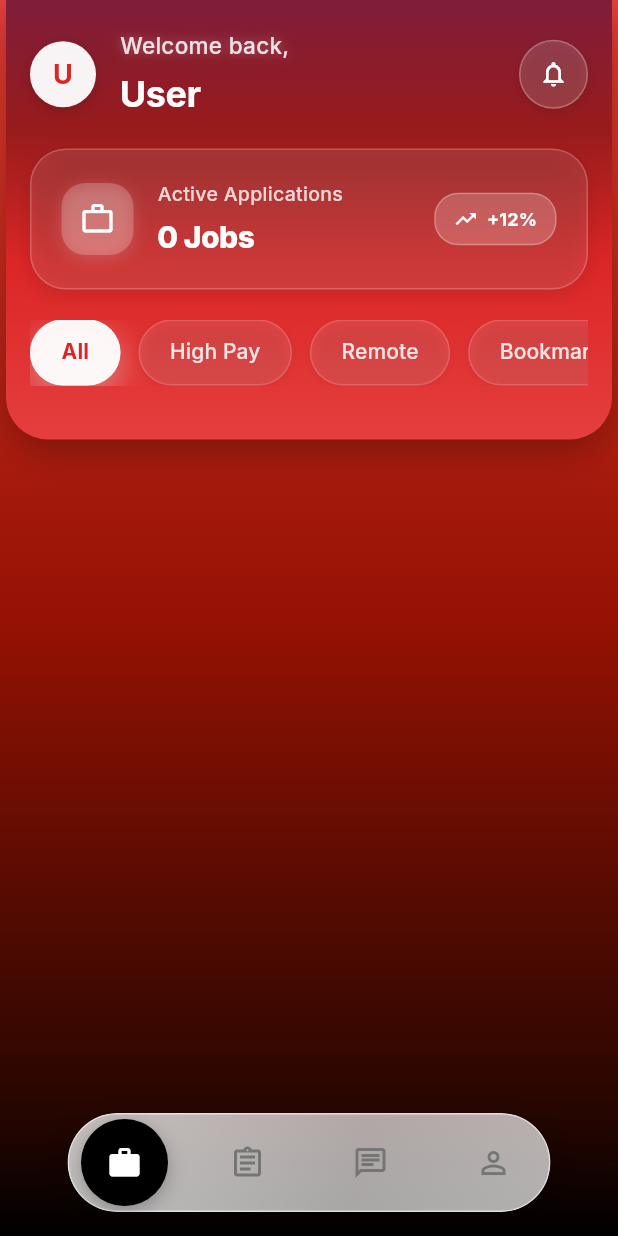
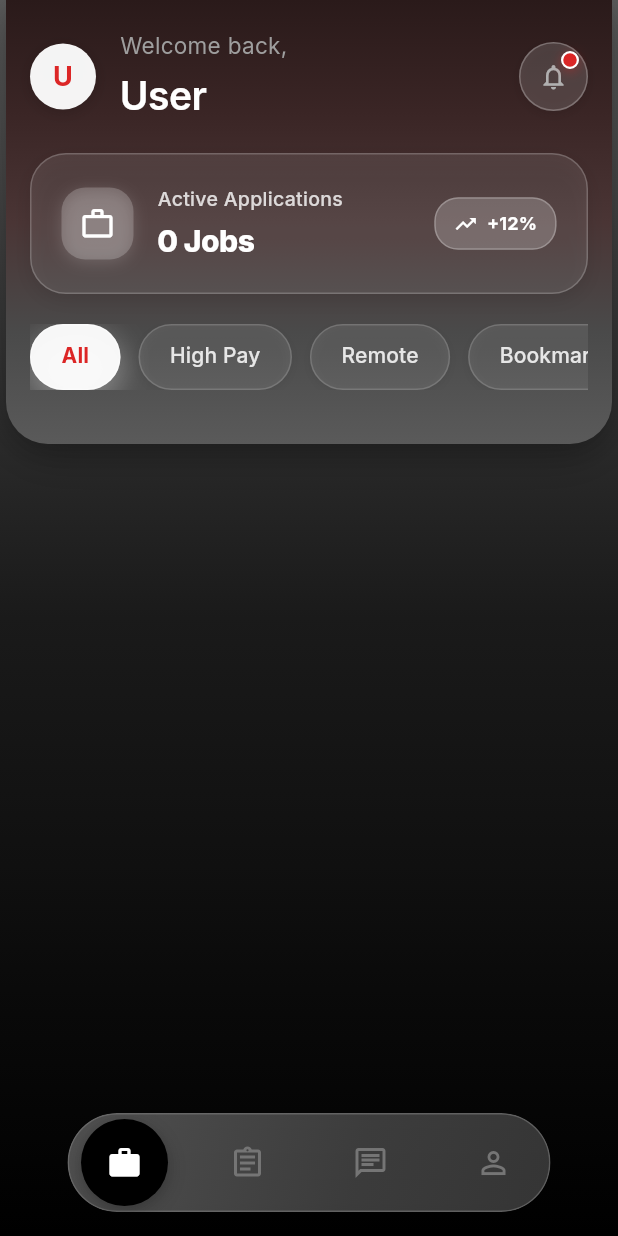
Before and after one commit to mahakaal2005/Job-app, a Flutter app: the UserHomeScreen screen opened by its route, on a phone screen of 412 x 824 dp. Run offline on Flutter 3.47's test engine with Material 3 defaults, Android fonts, the phone set to English and light mode, and no system bars; our stand-ins replace cloud_firestore, eva_icons_flutter, firebase_auth, firebase_core, firebase_messaging, flutter_dotenv and 3 more; missing offline and left inert: file_selector; accounts and stored records are empty.

Commit message:
Perfect UI found

```diff
--- a/lib/screens/main/user/user_home_screen.dart
+++ b/lib/screens/main/user/user_home_screen.dart
@@ -409,23 +409,23 @@ class _UserHomeScreenState extends State<UserHomeScreen>
       extendBodyBehindAppBar: true,
       drawer: _buildDrawer(),
       body: Container(
-        // Seamless blending - EXACTLY like green app's perfect flow
+        // Synchronized gradient - seamless flow from header bottom to black (like green app)
         decoration: BoxDecoration(
           gradient: LinearGradient(
             begin: Alignment.topCenter,
             end: Alignment.bottomCenter,
             colors: [
-              AppColors.accentDeep,        // Medium red (matches header bottom exactly)
-              const Color(0xFFD73527),     // Slightly darker red
-              const Color(0xFFCA2E20),     // Darker red
-              const Color(0xFFBD2719),     // Even darker red
-              const Color(0xFFB02012),     // Deep red
-              const Color(0xFFA3190B),     // Very deep red
-              const Color(0xFF961204),     // Dark red-brown
-              const Color(0xFF7A0F03),     // Very dark red
-              const Color(0xFF5E0C02),     // Almost black red
-              const Color(0xFF420901),     // Nearly black
-              const Color(0xFF260600),     // Very dark
+              const Color(0xFF5A5A5A),     // Light gray (MATCHES header bottom exactly)
+              const Color(0xFF505050),     // Slightly darker gray
+              const Color(0xFF454545),     // Medium gray
+              const Color(0xFF3A3A3A),     // Darker gray
+              const Color(0xFF303030),     // Even darker gray
+              const Color(0xFF252525),     // Deep gray
+              const Color(0xFF1A1A1A),     // Very deep gray
+              const Color(0xFF151515),     // Dark gray-black
+              const Color(0xFF101010),     // Very dark gray
+              const Color(0xFF0A0A0A),     // Almost black gray
+              const Color(0xFF050505),     // Nearly black
               AppColors.background,        // Pure black at bottom
             ],
             stops: const [0.0, 0.08, 0.16, 0.24, 0.32, 0.4, 0.5, 0.6, 0.7, 0.8, 0.9, 1.0],
@@ -564,10 +564,10 @@ class _UserHomeScreenState extends State<UserHomeScreen>
             begin: Alignment.topLeft,
             end: Alignment.bottomRight,
             colors: [
-              AppColors.sheenStart.withValues(alpha: 0.9),
-              AppColors.primaryAccent.withValues(alpha: 0.8),
-              AppColors.accentDeep.withValues(alpha: 0.7),
-              AppColors.sheenEnd.withValues(alpha: 0.6),
+              const Color(0xFF2A1A1A).withValues(alpha: 0.9), // Dark gray-red metallic at TOP-LEFT
+              const Color(0xFF3A2525).withValues(alpha: 0.8), // Medium gray with red hint
+              AppColors.headerLight.withValues(alpha: 0.7),   // Medium light gray
+              AppColors.sheenStart.withValues(alpha: 0.6),    // Light gray metallic at BOTTOM-RIGHT
             ],
             stops: const [0.0, 0.3, 0.7, 1.0],
           ),
@@ -577,13 +577,13 @@ class _UserHomeScreenState extends State<UserHomeScreen>
           ),
           boxShadow: [
             BoxShadow(
-              color: AppColors.accentDeep.withValues(alpha: 0.3),
+              color: Colors.black.withValues(alpha: 0.25),
               blurRadius: 25,
               offset: const Offset(0, 12),
               spreadRadius: -2,
             ),
             BoxShadow(
-              color: Colors.black.withValues(alpha: 0.2),
+              color: Colors.black.withValues(alpha: 0.15),
               blurRadius: 15,
               offset: const Offset(0, 6),
             ),
@@ -707,29 +707,36 @@ class _UserHomeScreenState extends State<UserHomeScreen>
       // Minimal margins like green app - almost edge-to-edge
       margin: const EdgeInsets.symmetric(horizontal: 4),
       decoration: BoxDecoration(
-        // Sophisticated red gradient - darker, more elegant
+        // Sophisticated gray-red gradient - subtle red undertones (like green app's approach)
         gradient: LinearGradient(
           begin: Alignment.topCenter,
           end: Alignment.bottomCenter,
           colors: [
-            AppColors.accentDark,        // Deep burgundy red at top
-            AppColors.accentCore,        // Rich red
-            AppColors.primaryAccent,     // True red
-            AppColors.accentDeep,        // Medium red - stays in red family
-          ],
-          stops: const [0.0, 0.3, 0.6, 1.0],
+            const Color(0xFF2A1A1A),     // Deep dark gray with subtle red undertone at TOP
+            const Color(0xFF3A2525),     // Medium dark gray with red hint
+            const Color(0xFF4A3535),     // Medium gray with subtle red
+            AppColors.headerLight,       // Medium light gray
+            const Color(0xFF5A5A5A),     // Light sophisticated gray at BOTTOM
+          ],
+          stops: const [0.0, 0.25, 0.5, 0.75, 1.0],
         ),
         borderRadius: const BorderRadius.only(
           bottomLeft: Radius.circular(28),
           bottomRight: Radius.circular(28),
         ),
-        // Single, clean shadow
+        // Premium shadow system for gray gradient
         boxShadow: [
           BoxShadow(
-            color: Colors.black.withValues(alpha: 0.3),
-            blurRadius: 20,
-            offset: const Offset(0, 8),
-            spreadRadius: -2,
+            color: Colors.black.withValues(alpha: 0.25),
+            blurRadius: 25,
+            offset: const Offset(0, 10),
+            spreadRadius: -3,
+          ),
+          BoxShadow(
+            color: Colors.black.withValues(alpha: 0.15),
+            blurRadius: 15,
+            offset: const Offset(0, 5),
+            spreadRadius: -1,
           ),
         ],
       ),
@@ -768,15 +775,15 @@ class _UserHomeScreenState extends State<UserHomeScreen>
         child: Container(
           width: double.infinity,
           decoration: BoxDecoration(
-            // Luxurious subtle gradient - not too bright
+            // Luxurious gray-red gradient - subtle red undertones (like green app)
             gradient: LinearGradient(
               begin: Alignment.topCenter,
               end: Alignment.bottomCenter,
               colors: [
-                AppColors.primaryAccent.withValues(alpha: 0.85), // Subtle red
-                AppColors.accentDeep.withValues(alpha: 0.75), // Deeper red
-                AppColors.accentCore.withValues(alpha: 0.65), // Dark red
-                AppColors.accentDark.withValues(alpha: 0.55), // Very dark red
+                const Color(0xFF2A1A1A).withValues(alpha: 0.85), // Deep dark gray-red at TOP
+                const Color(0xFF3A2525).withValues(alpha: 0.75), // Medium gray with red hint
+                AppColors.headerLight.withValues(alpha: 0.65), // Medium light gray
+                const Color(0xFF6A6A6A).withValues(alpha: 0.55), // Light gray at BOTTOM
               ],
               stops: const [0.0, 0.4, 0.7, 1.0],
             ),
@@ -784,25 +791,25 @@ class _UserHomeScreenState extends State<UserHomeScreen>
               bottomLeft: Radius.circular(36),
               bottomRight: Radius.circular(36),
             ),
-            // Luxurious 3D shadow system
+            // Luxurious 3D shadow system for gray gradient
             boxShadow: [
               // Primary depth shadow
               BoxShadow(
-                color: AppColors.accentDeep.withValues(alpha: 0.3),
+                color: Colors.black.withValues(alpha: 0.3),
                 blurRadius: 30,
                 offset: const Offset(0, 15),
                 spreadRadius: -3,
               ),
               // Secondary floating shadow
               BoxShadow(
-                color: AppColors.primaryAccent.withValues(alpha: 0.2),
+                color: Colors.black.withValues(alpha: 0.2),
                 blurRadius: 50,
                 offset: const Offset(0, 25),
                 spreadRadius: -8,
               ),
-              // Subtle inner glow
-              BoxShadow(
-                color: AppColors.sheenStart.withValues(alpha: 0.15),
+              // Subtle inner glow with gray metallic
+              BoxShadow(
+                color: AppColors.sheenStart.withValues(alpha: 0.1),
                 blurRadius: 20,
                 offset: const Offset(0, 8),
                 spreadRadius: -2,
@@ -1765,49 +1772,41 @@ class _UserHomeScreenState extends State<UserHomeScreen>
                 Text(
                   'Welcome back,',
                   style: TextStyle(
-                    color: Colors.white.withValues(alpha: 0.85),
+                    color: const Color(0xFF9E9E9E), // Mid-grey as specified
                     fontSize: 15,
-                    fontWeight: FontWeight.w500,
+                    fontWeight: FontWeight.w400, // Regular weight
                     letterSpacing: 0.2,
-                    // Subtle text glow
-                    shadows: [
-                      Shadow(
-                        color: Colors.white.withValues(alpha: 0.3),
-                        blurRadius: 8,
-                        offset: const Offset(0, 0),
-                      ),
-                    ],
                   ),
                 ),
                 const SizedBox(height: 4), // Tighter spacing
                 Text(
                   _userName.isNotEmpty ? _userName.split(' ').first : 'User',
                   style: const TextStyle(
-                    color: Colors.white,
-                    fontSize: 24, // More reasonable size
-                    fontWeight: FontWeight.w700,
+                    color: Colors.white, // Pure white for maximum contrast
+                    fontSize: 26, // Slightly larger than greeting
+                    fontWeight: FontWeight.w600, // Semi-bold as specified
                     letterSpacing: -0.3,
-                    // No glow effects - clean and elegant
-                  ),
-                ),
-              ],
-            ),
-          ),
-          // Subtle, elegant notification button (like green app)
+                  ),
+                ),
+              ],
+            ),
+          ),
+          // Smart notification button with red dot indicator
           GestureDetector(
             onTap: () {
               // Add notification functionality
             },
-            child: Container(
-              padding: const EdgeInsets.all(12), // Smaller, more refined
+            child: Stack(
+              children: [
+                Container(
+                  padding: const EdgeInsets.all(12),
                   decoration: BoxDecoration(
                     shape: BoxShape.circle,
-                color: Colors.white.withValues(alpha: 0.15), // Subtle background
+                    color: Colors.white.withValues(alpha: 0.15),
                     border: Border.all(
-                  color: Colors.white.withValues(alpha: 0.25), // Subtle border
+                      color: Colors.white.withValues(alpha: 0.25),
                       width: 1,
                     ),
-                // Simple, clean shadow
                     boxShadow: [
                       BoxShadow(
                         color: Colors.black.withValues(alpha: 0.1),
@@ -1816,12 +1815,37 @@ class _UserHomeScreenState extends State<UserHomeScreen>
                       ),
                     ],
                   ),
-              child: const Icon(
+                  child: Icon(
                     Icons.notifications_outlined,
+                    color: const Color(0xFFB0B0B0), // Light grey as specified
+                    size: 20,
+                  ),
+                ),
+                // Smart red dot indicator - properly positioned on bell icon
+                Positioned(
+                  top: 6,  // Positioned on the bell icon itself
+                  right: 6, // Positioned on the bell icon itself
+                  child: Container(
+                    width: 12, // Larger size like standard apps
+                    height: 12,
+                    decoration: BoxDecoration(
+                      color: AppColors.primaryAccent, // Minimal red usage
+                      shape: BoxShape.circle,
+                      border: Border.all(
                         color: Colors.white,
-                size: 20, // Smaller, more elegant
-                // No glow effects - clean design
-              ),
+                        width: 1.5, // White border for better visibility
+                      ),
+                      boxShadow: [
+                        BoxShadow(
+                          color: AppColors.primaryAccent.withValues(alpha: 0.4),
+                          blurRadius: 6,
+                          offset: const Offset(0, 2),
+                        ),
+                      ],
+                    ),
+                  ),
+                ),
+              ],
             ),
           ),
         ],
--- a/lib/utils/app_colors.dart
+++ b/lib/utils/app_colors.dart
@@ -7,17 +7,25 @@ class AppColors {
   static const Color surface = Color(0xFF0A0A0A);          // Very dark gray surface
   static const Color surfaceElevated = Color(0xFF1A1A1A);  // Elevated dark gray
 
-  // Brand accent family - SMOOTH RED gradient (like green app's elegance)
-  static const Color accentDark = Color(0xFF7F1D3A);      // Deep burgundy red - header top
-  static const Color accentCore = Color(0xFF991B1B);      // Rich red - header upper
-  static const Color primaryAccent = Color(0xFFDC2626);   // True red - header middle
-  static const Color accentDeep = Color(0xFFE53E3E);      // Medium red - header lower
-  static const Color accentLight = Color(0xFFEF4444);     // Light red - subtle highlights
-  static const Color accentPop = Color(0xFFF87171);       // Very light red - accents (muted)
+  // Header gradient family - SOPHISTICATED GRAY gradient for header
+  static const Color headerDark = Color(0xFF1A1A1A);      // Deep dark gray - header top
+  static const Color headerCore = Color(0xFF2A2A2A);      // Medium dark gray - header upper
+  static const Color headerMid = Color(0xFF3A3A3A);       // Medium gray - header middle
+  static const Color headerLight = Color(0xFF4A4A4A);     // Light gray - header lower
 
-  // Metallic sheen for premium surfaces (true red metallic)
-  static const Color sheenStart = Color(0xFFF87171);      // Light red metallic
-  static const Color sheenEnd = Color(0xFFDC2626);        // True red metallic
+  // Brand accent family - MINIMAL RED for buttons and accents only
+  static const Color primaryAccent = Color(0xFFDC2626);   // True red - buttons and accents
+  static const Color accentDeep = Color(0xFFB91C3C);      // Deep red - pressed states
+  static const Color accentLight = Color(0xFFEF4444);     // Light red - hover states
+  static const Color accentPop = Color(0xFFF87171);       // Very light red - subtle highlights
+
+  // Backwards compatibility aliases for existing code
+  static const Color accentDark = accentDeep;             // Alias for accentDeep
+  static const Color accentCore = primaryAccent;          // Alias for primaryAccent
+
+  // Metallic sheen for premium surfaces (gray metallic for header)
+  static const Color sheenStart = Color(0xFF6A6A6A);      // Light gray metallic
+  static const Color sheenEnd = Color(0xFF3A3A3A);        // Dark gray metallic
 
   // Text - Gray scale for Red+Black+Gray scheme
   static const Color textPrimary = Color(0xFFFFFFFF);      // Pure white text
--- a/lib/utils/glassmorphism_utils.dart
+++ b/lib/utils/glassmorphism_utils.dart
@@ -580,7 +580,6 @@ class GlassmorphismUtils {
           child: Container(
             padding: padding,
             decoration: BoxDecoration(
-              color: AppColors.glass20,
               borderRadius: BorderRadius.circular(borderRadius),
               border: Border.all(
                 color: AppColors.glassBorderStrong,
@@ -590,10 +589,12 @@ class GlassmorphismUtils {
                 begin: Alignment.topCenter,
                 end: Alignment.bottomCenter,
                 colors: [
-                  AppColors.glassWhite.withValues(alpha: 0.15),
-                  AppColors.glass15,
-                  AppColors.glassDark05,
+                  AppColors.headerDark.withValues(alpha: 0.95),
+                  AppColors.headerCore.withValues(alpha: 0.9),
+                  AppColors.headerMid.withValues(alpha: 0.85),
+                  AppColors.headerLight.withValues(alpha: 0.8),
                 ],
+                stops: const [0.0, 0.3, 0.7, 1.0],
               ),
             ),
             child: child,
--- a/lib/widgets/ios_floating_bottom_nav.dart
+++ b/lib/widgets/ios_floating_bottom_nav.dart
@@ -63,21 +63,21 @@ class _IOSFloatingBottomNavState extends State<IOSFloatingBottomNav> {
             filter: ImageFilter.blur(sigmaX: 16, sigmaY: 16),
             child: Container(
               decoration: BoxDecoration(
-                // Optimized glassmorphism gradient for background visibility
+                // Sophisticated gray glassmorphism gradient - syncs with color palette
                 gradient: LinearGradient(
                   begin: Alignment.topLeft,
                   end: Alignment.bottomRight,
                   colors: [
-                    Colors.white.withValues(alpha: 0.75),
-                    Colors.white.withValues(alpha: 0.65),
-                    Colors.grey.shade50.withValues(alpha: 0.7),
+                    const Color(0xFF6A6A6A).withValues(alpha: 0.75), // Light gray metallic
+                    const Color(0xFF5A5A5A).withValues(alpha: 0.65), // Medium light gray
+                    const Color(0xFF4A4A4A).withValues(alpha: 0.7),  // Medium gray
                   ],
                   stops: const [0.0, 0.6, 1.0],
                 ),
                 borderRadius: BorderRadius.circular(33),
-                // Subtle glossy border for background visibility
+                // Sophisticated gray border for premium appearance
                 border: Border.all(
-                  color: Colors.white.withValues(alpha: 0.6),
+                  color: const Color(0xFF7A7A7A).withValues(alpha: 0.6),
                   width: 1.0,
                 ),
               ),
```
Lines whose indentation alone changed are shown as unchanged.
